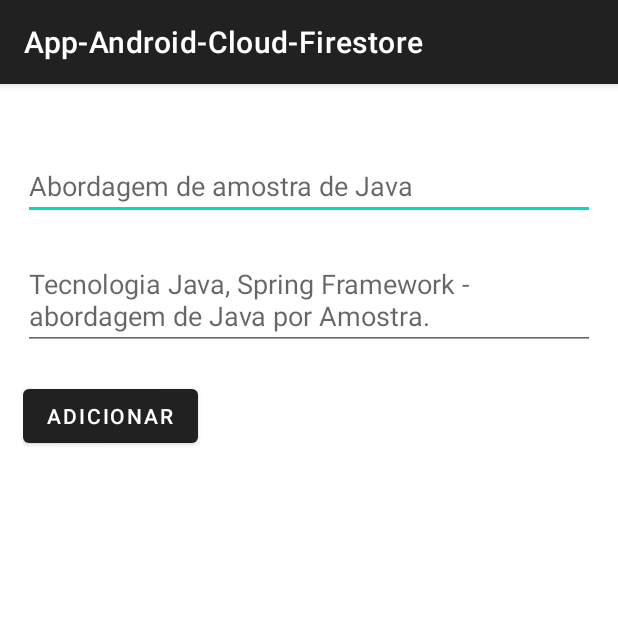
After one commit to diegotpereira/App-Android-Cloud-Firestore, an Android app: the RelatorioActivity screen opened directly, with no data from a screen before it, on a phone screen of 412 x 824 dp, the top half of it. The commit adds this screen. Run offline under Robolectric (Android 15) with nearby library versions, the phone set to English and light mode, and no system bars; our stand-ins replace Firebase (no records; nobody signed in at launch, a user with empty details on screens opened directly).

Commit message:
criação dos arquivos activity.

```diff
--- /dev/null
+++ b/app/src/main/java/br/java/app_android_cloud_firestore/RelatorioActivity.java
@@ -0,0 +1,111 @@
+package br.java.app_android_cloud_firestore;
+
+import androidx.annotation.NonNull;
+import androidx.appcompat.app.AppCompatActivity;
+
+import android.os.Bundle;
+import android.util.Log;
+import android.view.View;
+import android.widget.Button;
+import android.widget.TextView;
+import android.widget.Toast;
+
+import com.google.android.gms.tasks.OnFailureListener;
+import com.google.android.gms.tasks.OnSuccessListener;
+import com.google.firebase.firestore.DocumentReference;
+import com.google.firebase.firestore.FirebaseFirestore;
+
+import java.util.Map;
+
+import br.java.app_android_cloud_firestore.model.Relatorio;
+
+public class RelatorioActivity extends AppCompatActivity {
+
+    private static final String TAG = "AddRelatorioActivity";
+
+    TextView edtTitulo;
+    TextView edtConteudo;
+    Button btAdd;
+
+    private FirebaseFirestore firestoreDB;
+    String id = "";
+
+    @Override
+    protected void onCreate(Bundle savedInstanceState) {
+        super.onCreate(savedInstanceState);
+        setContentView(R.layout.activity_relatorio);
+
+        edtTitulo = findViewById(R.id.edtTitulo);
+        edtConteudo = findViewById(R.id.edtConteudo);
+        btAdd = findViewById(R.id.btAdd);
+
+        firestoreDB = FirebaseFirestore.getInstance();
+
+        Bundle bundle = getIntent().getExtras();
+        if (bundle != null) {
+            id = bundle.getString("AtualizarRelatorioId");
+
+            edtTitulo.setText(bundle.getString("AtualizarRelatorioTitulo"));
+            edtConteudo.setText(bundle.getString("AtualizarRelatorioConteudo"));
+        }
+
+        btAdd.setOnClickListener(new View.OnClickListener() {
+            @Override
+            public void onClick(View view) {
+                String titulo = edtTitulo.getText().toString();
+                String conteudo = edtConteudo.getText().toString();
+
+                if (titulo.length() > 0) {
+                    if (id.length() > 0) {
+                        atualizarRelatorio(id, titulo, conteudo);
+                    } else {
+                        addRelatorio(titulo, conteudo);
+                    }
+                }
+
+                finish();
+            }
+        });
+    }
+
+    private void atualizarRelatorio(String id, String titulo, String conteudo) {
+        Map<String, Object> relatorio = (new Relatorio(id, titulo, conteudo)).toMap();
+
+        firestoreDB.collection("relatorios")
+                .document(id)
+                .set(relatorio)
+                .addOnSuccessListener(new OnSuccessListener<Void>() {
+                    @Override
+                    public void onSuccess(Void aVoid) {
+                        Log.e(TAG, "Relatório atualizado com sucesso!");
+                        Toast.makeText(getApplicationContext(), "Relatório foi atualizado!", Toast.LENGTH_SHORT).show();
+                    }
+                }).addOnFailureListener(new OnFailureListener() {
+            @Override
+            public void onFailure(@NonNull Exception e) {
+                Log.e(TAG, "Erro ao adicionar relatório", e);
+                Toast.makeText(getApplicationContext(), "Relatório não pôde ser atualizada!", Toast.LENGTH_SHORT).show();
+            }
+        });
+    }
+
+    private void addRelatorio(String titulo, String conteudo) {
+        Map<String, Object> relatorio = new Relatorio(titulo, conteudo).toMap();
+
+        firestoreDB.collection("relatorios")
+                .add(relatorio)
+                .addOnSuccessListener(new OnSuccessListener<DocumentReference>() {
+                    @Override
+                    public void onSuccess(DocumentReference documentReference) {
+                        Log.e(TAG, "DocumentSnapshot escrito com ID: " + documentReference.getId());
+                        Toast.makeText(getApplicationContext(), "O relatório foi adicionado", Toast.LENGTH_SHORT).show();
+                    }
+                }).addOnFailureListener(new OnFailureListener() {
+            @Override
+            public void onFailure(@NonNull Exception e) {
+                Log.e(TAG, "Erro ao adicionar relatório", e);
+                Toast.makeText(getApplicationContext(), "relatório não pôde ser adicionado!", Toast.LENGTH_SHORT).show();
+            }
+        });
+    }
+}
--- /dev/null
+++ b/app/src/main/res/layout/activity_relatorio.xml
@@ -0,0 +1,37 @@
+<?xml version="1.0" encoding="utf-8"?>
+<LinearLayout
+    xmlns:android="http://schemas.android.com/apk/res/android"
+    xmlns:app="http://schemas.android.com/apk/res-auto"
+    xmlns:tools="http://schemas.android.com/tools"
+    android:layout_width="match_parent"
+    android:layout_height="match_parent"
+    android:orientation="vertical"
+    tools:context=".RelatorioActivity"
+    android:padding="15dp">
+
+    <EditText
+        android:id="@+id/edtTitulo"
+        android:layout_width="match_parent"
+        android:layout_height="wrap_content"
+        android:layout_marginTop="30dp"
+        android:hint="Abordagem de amostra de Java"
+        android:inputType="textPersonName" />
+
+    <EditText
+        android:id="@+id/edtConteudo"
+        android:layout_width="match_parent"
+        android:layout_height="wrap_content"
+        android:layout_marginTop="20dp"
+        android:hint="Tecnologia Java, Spring Framework - abordagem de Java por Amostra."
+        android:inputType="textMultiLine" />
+
+    <Button
+        android:id="@+id/btAdd"
+        android:layout_width="wrap_content"
+        android:layout_height="wrap_content"
+        android:layout_marginTop="20dp"
+        android:text="Adicionar" />
+
+
+
+</LinearLayout>
```
Also changed, not shown: app/src/main/java/br/java/app_android_cloud_firestore/MainActivity.java (+112 -0 lines).
